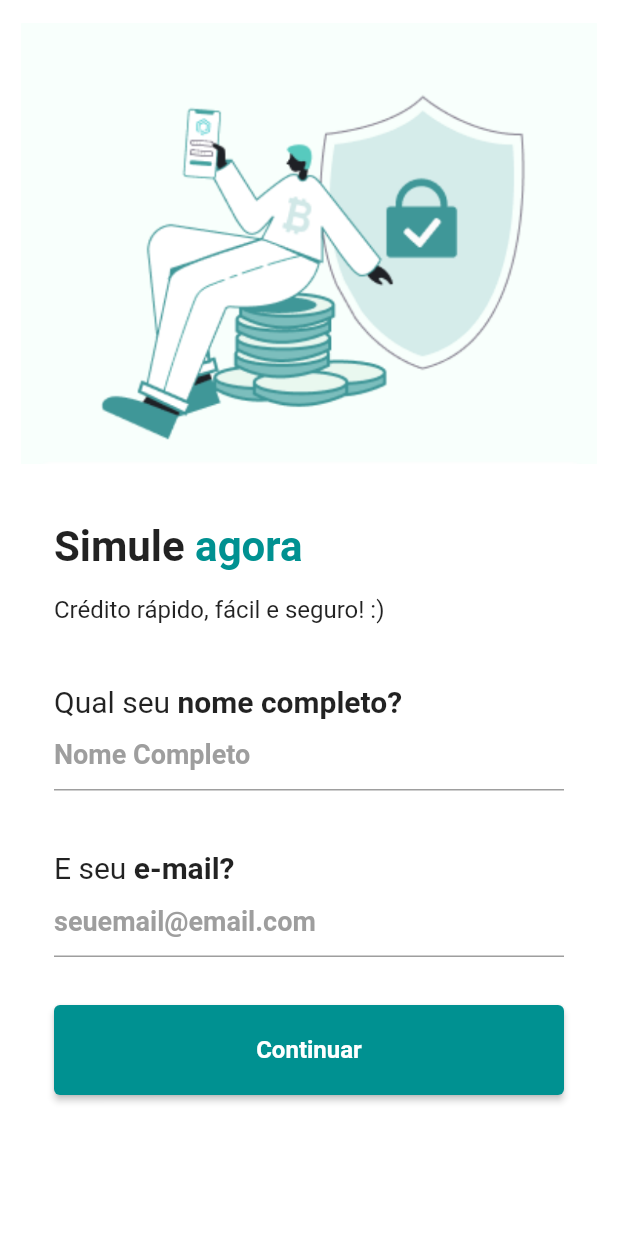
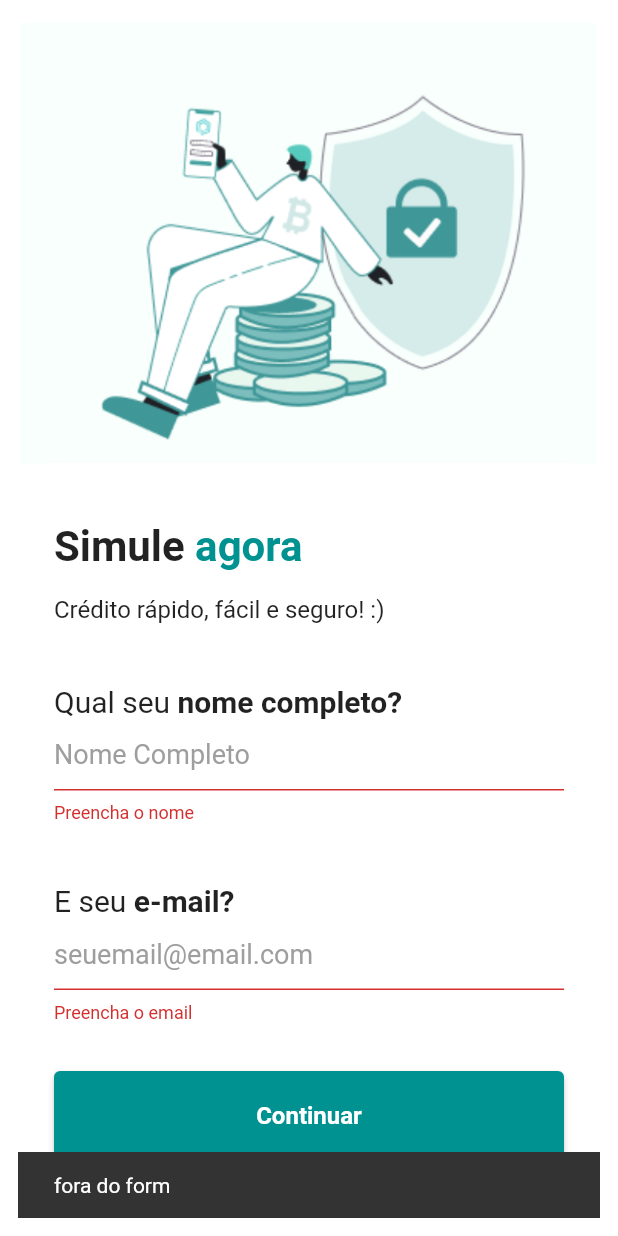
Before and after one commit to giofacul/repo-rispar-test, a Flutter app: the LoginScreen screen opened directly, after a tap on "Continuar", on a phone screen of 412 x 824 dp. Run offline on Flutter 3.47's test engine with Material 2 defaults, Android fonts, the phone set to English and light mode, and no system bars.

Commit message:
adjust with todos

```diff
--- a/app_rispar/lib/bloc/screens/custom_app_bar.dart
+++ b/app_rispar/lib/bloc/screens/custom_app_bar.dart
@@ -3,6 +3,7 @@ import 'package:flutter/material.dart';
 class CustomTopAppBar extends StatefulWidget implements PreferredSizeWidget {
   CustomTopAppBar({Key? key, required this.valueProgressAppBar}) : super(key: key);
 
+  //TODO APPBAR LOADING
   double valueProgressAppBar;
 
   @override
--- a/app_rispar/lib/bloc/screens/loading_screen.dart
+++ b/app_rispar/lib/bloc/screens/loading_screen.dart
@@ -34,6 +34,7 @@ class LoadingScreen extends StatelessWidget {
           ),
         ],
       ),
+      //TODO TIMER LOADING
       body: Center(
           child: Column(
         mainAxisAlignment: MainAxisAlignment.center,
--- a/app_rispar/lib/bloc/screens/login_screen.dart
+++ b/app_rispar/lib/bloc/screens/login_screen.dart
@@ -9,7 +9,7 @@ class LoginScreen extends StatefulWidget {
 }
 
 class _LoginScreenState extends State<LoginScreen> {
-  final GlobalKey<FormState>? _formKey = GlobalKey<FormState>();
+  final _formKey = GlobalKey<FormState>();
   String? _name;
   String? _email;
 
@@ -24,7 +24,7 @@ class _LoginScreenState extends State<LoginScreen> {
             children: [
               Container(
                   height: 300,
-                  width: MediaQuery.of(context).size.width * 1,
+                  width: MediaQuery.of(context).size.width,
                   child: Image.asset("images/rispar_login.png")),
               Padding(
                 padding: const EdgeInsets.all(24),
@@ -99,15 +99,19 @@ class _LoginScreenState extends State<LoginScreen> {
                                   fontSize: 18, color: Colors.grey),
                               hintText: 'Nome Completo',
                             ),
+                            // validator: (value) {
+                            //   value!.isEmpty ? 'Preencha o nome' : null;
+                            // },
                             validator: (value) {
-                              value!.isEmpty || value == null ?
-                                'Preencha o nome'
-                              : null;
+                              if (value!.isEmpty || !value.contains(' ')) {
+                                return 'Preencha o nome';
+                              }
+                              return null;
                             },
                             style: TextStyle(
-                                fontSize: 18,
-                                color: Theme.of(context).primaryColor,
-                                fontWeight: FontWeight.bold),
+                              fontSize: 18,
+                              color: Theme.of(context).primaryColor,
+                            ),
                           ),
                           Padding(
                             padding: const EdgeInsets.only(top: 40),
@@ -146,14 +150,15 @@ class _LoginScreenState extends State<LoginScreen> {
                               hintText: 'seuemail@email.com',
                             ),
                             validator: (value) {
-                              value!.isEmpty || !value.contains("@")
-                                  ?  'E-mail'
-                                  : null;
+                              if (value!.isEmpty || !value.contains('@')) {
+                                return 'Preencha o email';
+                              }
+                              return null;
                             },
                             style: TextStyle(
-                                fontSize: 18,
-                                color: Theme.of(context).primaryColor,
-                                fontWeight: FontWeight.bold),
+                              fontSize: 18,
+                              color: Theme.of(context).primaryColor,
+                            ),
                           ),
                         ],
                       ),
@@ -173,9 +178,11 @@ class _LoginScreenState extends State<LoginScreen> {
                             style: TextStyle(
                                 fontWeight: FontWeight.bold, fontSize: 16),
                           ),
+                          //TODO COLORIR BOTAO
                           onPressed: () {
-                            final FormState? form = _formKey?.currentState?.validate() as FormState?;
-                            if (form!.validate()) {
+                            if (_formKey.currentState!.validate()) {
+                              ScaffoldMessenger.of(context).showSnackBar(
+                                  SnackBar(content: Text('vslidou form')));
                               //TODO SALVAR NOME E EMAIL NO SHARED PREFERENCES
                               Navigator.push(
                                   context,
@@ -183,7 +190,8 @@ class _LoginScreenState extends State<LoginScreen> {
                                       builder: (context) =>
                                           const HomePageScreen()));
                             } else {
-                              print('Form is invalid');
+                              ScaffoldMessenger.of(context).showSnackBar(
+                                  SnackBar(content: Text('fora do form')));
                             }
                           },
                         ),
--- a/app_rispar/lib/bloc/screens/simulation_result_screen.dart
+++ b/app_rispar/lib/bloc/screens/simulation_result_screen.dart
@@ -10,6 +10,7 @@ class SimulationResultScreen extends StatefulWidget {
 }
 
 class _SimulationResultScreenState extends State<SimulationResultScreen> {
+  //TODO TRAZER DADOS DE RETORNO DA API
   @override
   Widget build(BuildContext context) {
     return Scaffold(
--- a/app_rispar/lib/main.dart
+++ b/app_rispar/lib/main.dart
@@ -1,6 +1,4 @@
-import 'package:app_rispar/bloc/screens/home_page_screen.dart';
 import 'package:app_rispar/bloc/screens/login_screen.dart';
-import 'package:app_rispar/bloc/screens/simulation_result_screen.dart';
 import 'package:flutter/material.dart';
 
 void main() {
@@ -10,7 +8,6 @@ void main() {
 class MyApp extends StatelessWidget {
   const MyApp({Key? key}) : super(key: key);
 
-  // This widget is the root of your application.
   @override
   Widget build(BuildContext context) {
     return MaterialApp(
@@ -20,7 +17,7 @@ class MyApp extends StatelessWidget {
         primarySwatch: Colors.blue,
         primaryColor: Color.fromARGB(255, 0, 145, 145)
       ),
-      home: const SimulationResultScreen(),
+      home: LoginScreen(),
     );
   }
 }
```
Also changed, not shown: app_rispar/lib/bloc/screens/home_page_screen.dart (+6 -28 lines), app_rispar/lib/bloc/screens/simulation_value_selected_screen.dart (+52 -8 lines), app_rispar/lib/bloc/screens/slider_shape_percent.dart (+10 -10 lines), app_rispar/lib/bloc/screens/slider_shape_quantity.dart (+10 -10 lines).
